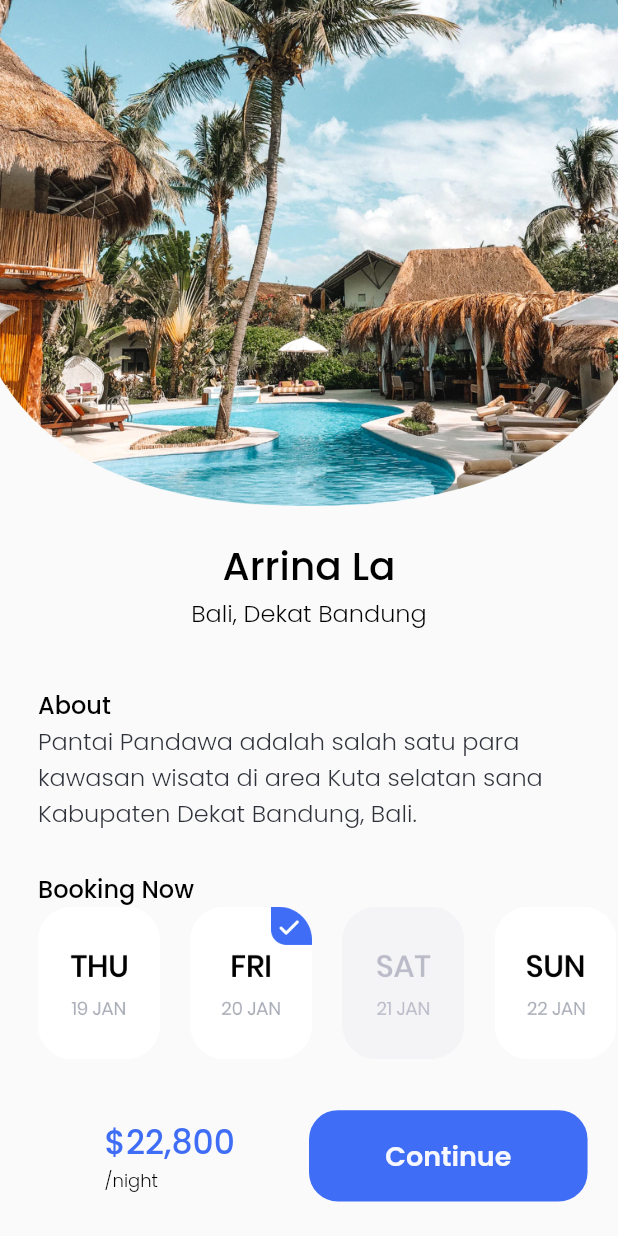
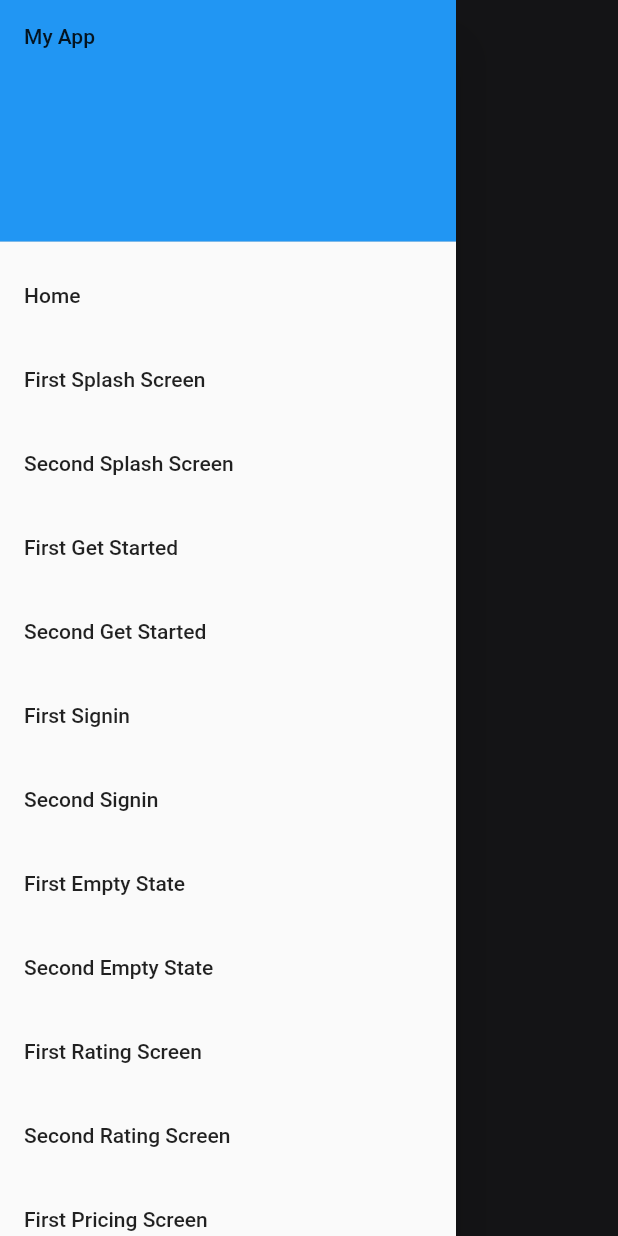
Before and after one commit to agpprastyo/sevendaysbwa, a Flutter app: the screen it shows after launch, with the side drawer open (before the commit the screen has no drawer), on a phone screen of 412 x 824 dp. Run offline on Flutter 3.47's test engine with Material 2 defaults, Android fonts, the phone set to English and light mode, and no system bars; drawn by our look-alikes of auto_size_text; our stand-ins replace flutter_rating_bar, gap, google_fonts.

Commit message:
second empty state

```diff
--- a/lib/main.dart
+++ b/lib/main.dart
@@ -3,6 +3,7 @@ import 'package:sevendaysbwa/screen/empty_state_screen/first_empty_state_screen.
 import 'package:sevendaysbwa/screen/empty_state_screen/second_empty_state_screen.dart';
 import 'package:sevendaysbwa/screen/get_staerted_screen/first_get_started_screen.dart';
 import 'package:sevendaysbwa/screen/get_staerted_screen/second_get_started_screen.dart';
+import 'package:sevendaysbwa/screen/my_home_page.dart';
 import 'package:sevendaysbwa/screen/pricing_screen/first_pricing_screen.dart';
 import 'package:sevendaysbwa/screen/pricing_screen/second_pricing_screen.dart';
 import 'package:sevendaysbwa/screen/random_screen/first_random_screen.dart';
@@ -29,7 +30,27 @@ class MyApp extends StatelessWidget {
       theme: ThemeData(
         primarySwatch: Colors.blue,
       ),
-      home: const SecondRandomScreen(),
+      // Define your initial route
+      initialRoute: '/',
+      // Define your routes
+      routes: {
+        '/': (context) => const MyHomePage(),
+        'splashScreen1': (context) => const FirstSplashScreen(),
+        'splashScreen2': (context) => const SecondSplashScreen(),
+        'getStarted1': (context) => const FirstGetStartedScreen(),
+        'getStarted2': (context) => const SecondGetStartedScreen(),
+        'signIn1': (context) => const FirstSignInScreen(),
+        'signIn2': (context) => const SecondSignInScreen(),
+        'emptyState1': (context) => const FirstEmptyStateScreen(),
+        'emptyState2': (context) => const SecondEmptyStateScreen(),
+        'ratingScreen1': (context) => const FirstRatingScreen(),
+        'ratingScreen2': (context) => const SecondRatingScreen(),
+        'pricingScreen1': (context) => const FirstPricingScreen(),
+        'pricingScreen2': (context) => const SecondPricingScreen(),
+        'randomScreen1': (context) => const FirstRandomScreen(),
+        'randomScreen2': (context) => const SecondRandomScreen(),
+        // Add the remaining screens here
+      },
     );
   }
 }
--- a/lib/screen/empty_state_screen/first_empty_state_screen.dart
+++ b/lib/screen/empty_state_screen/first_empty_state_screen.dart
@@ -2,6 +2,7 @@ import 'package:auto_size_text/auto_size_text.dart';
 import 'package:flutter/material.dart';
 import 'package:gap/gap.dart';
 import 'package:google_fonts/google_fonts.dart';
+import 'package:sevendaysbwa/widgets/drawer_widget.dart';
 
 class FirstEmptyStateScreen extends StatelessWidget {
   const FirstEmptyStateScreen({Key? key}) : super(key: key);
@@ -11,6 +12,7 @@ class FirstEmptyStateScreen extends StatelessWidget {
     double width = MediaQuery.of(context).size.width / 375;
     double height = MediaQuery.of(context).size.height / 812;
     return Scaffold(
+      drawer: const DrawerWidget(),
       body: Column(
         mainAxisAlignment: MainAxisAlignment.center,
         children: [
--- a/lib/screen/get_staerted_screen/first_get_started_screen.dart
+++ b/lib/screen/get_staerted_screen/first_get_started_screen.dart
@@ -2,6 +2,7 @@ import 'package:auto_size_text/auto_size_text.dart';
 import 'package:flutter/material.dart';
 import 'package:gap/gap.dart';
 import 'package:google_fonts/google_fonts.dart';
+import 'package:sevendaysbwa/widgets/drawer_widget.dart';
 
 class FirstGetStartedScreen extends StatelessWidget {
   const FirstGetStartedScreen({Key? key}) : super(key: key);
@@ -12,9 +13,10 @@ class FirstGetStartedScreen extends StatelessWidget {
     double height = MediaQuery.of(context).size.height / 812;
 
     return Scaffold(
+      drawer: const DrawerWidget(),
       body: Stack(
         children: [
-          Container(
+          SizedBox(
             width: double.infinity,
             child: Image.asset(
               "assets/background_started.png",
@@ -44,7 +46,7 @@ class FirstGetStartedScreen extends StatelessWidget {
                     width: height * 80,
                     height: height * 80,
                     decoration: BoxDecoration(
-                        color: Color(0xFF877BFB),
+                        color: const Color(0xFF877BFB),
                         borderRadius: BorderRadius.circular(height * 40)),
                     child: IconButton(
                         onPressed: () {},
--- /dev/null
+++ b/lib/screen/my_home_page.dart
@@ -0,0 +1,17 @@
+import 'package:flutter/material.dart';
+import 'package:sevendaysbwa/screen/splash_screen/first_splash_screen.dart';
+
+import '../widgets/drawer_widget.dart';
+
+class MyHomePage extends StatelessWidget {
+  const MyHomePage({Key? key}) : super(key: key);
+
+  @override
+  Widget build(BuildContext context) {
+    return const Scaffold(
+      drawer: DrawerWidget(),
+      // Add the body of your app here
+      body: FirstSplashScreen(),
+    );
+  }
+}
--- a/lib/screen/pricing_screen/first_pricing_screen.dart
+++ b/lib/screen/pricing_screen/first_pricing_screen.dart
@@ -1,6 +1,8 @@
 import 'package:auto_size_text/auto_size_text.dart';
 import 'package:flutter/material.dart';
 import 'package:google_fonts/google_fonts.dart';
+
+import '../../widgets/drawer_widget.dart';
 
 class FirstPricingScreen extends StatefulWidget {
   const FirstPricingScreen({super.key});
@@ -136,6 +138,7 @@ class FirstPricingScreenState extends State<FirstPricingScreen> {
 
     return Scaffold(
       backgroundColor: const Color(0xffFFFFFF),
+      drawer: const DrawerWidget(),
       body: SingleChildScrollView(
         child: Padding(
           padding: EdgeInsets.only(bottom: height * 50.0),
--- a/lib/screen/random_screen/first_random_screen.dart
+++ b/lib/screen/random_screen/first_random_screen.dart
@@ -4,6 +4,7 @@ import 'package:gap/gap.dart';
 import 'package:google_fonts/google_fonts.dart';
 
 import '../../widgets/cart_list.dart';
+import '../../widgets/drawer_widget.dart';
 
 class FirstRandomScreen extends StatelessWidget {
   const FirstRandomScreen({super.key});
@@ -14,6 +15,7 @@ class FirstRandomScreen extends StatelessWidget {
     double height = MediaQuery.of(context).size.height / 812;
     return Scaffold(
       backgroundColor: const Color(0xffFAFAFA),
+      drawer: const DrawerWidget(),
       body: Padding(
         padding: EdgeInsets.only(
             top: height * 60.0, left: height * 30, right: height * 30),
--- a/lib/screen/random_screen/second_random_screen.dart
+++ b/lib/screen/random_screen/second_random_screen.dart
@@ -1,6 +1,8 @@
 import 'package:auto_size_text/auto_size_text.dart';
 import 'package:flutter/material.dart';
 import 'package:google_fonts/google_fonts.dart';
+
+import '../../widgets/drawer_widget.dart';
 
 class SecondRandomScreen extends StatelessWidget {
   const SecondRandomScreen({super.key});
@@ -10,6 +12,7 @@ class SecondRandomScreen extends StatelessWidget {
     double width = MediaQuery.of(context).size.width / 375;
     double height = MediaQuery.of(context).size.height / 812;
     return Scaffold(
+      drawer: const DrawerWidget(),
       body: Column(
         children: [
           Image.asset(
--- a/lib/screen/rating_screen/first_rating_screen.dart
+++ b/lib/screen/rating_screen/first_rating_screen.dart
@@ -3,6 +3,7 @@ import 'package:flutter/material.dart';
 import 'package:gap/gap.dart';
 import 'package:google_fonts/google_fonts.dart';
 
+import '../../widgets/drawer_widget.dart';
 import '../../widgets/emoji_row.dart';
 
 class FirstRatingScreen extends StatelessWidget {
@@ -14,6 +15,7 @@ class FirstRatingScreen extends StatelessWidget {
     double height = MediaQuery.of(context).size.height / 812;
     return Scaffold(
       backgroundColor: const Color(0xFF181925),
+      drawer: const DrawerWidget(),
       body: Padding(
         padding: EdgeInsets.symmetric(horizontal: width * 38),
         child: Column(
--- a/lib/screen/rating_screen/second_rating_screen.dart
+++ b/lib/screen/rating_screen/second_rating_screen.dart
@@ -4,6 +4,8 @@ import 'package:flutter_rating_bar/flutter_rating_bar.dart';
 import 'package:gap/gap.dart';
 import 'package:google_fonts/google_fonts.dart';
 import 'package:sevendaysbwa/widgets/custom_text_form_field.dart';
+
+import '../../widgets/drawer_widget.dart';
 
 class SecondRatingScreen extends StatelessWidget {
   const SecondRatingScreen({Key? key}) : super(key: key);
@@ -13,6 +15,7 @@ class SecondRatingScreen extends StatelessWidget {
     double width = MediaQuery.of(context).size.width / 375;
     double height = MediaQuery.of(context).size.height / 812;
     return Scaffold(
+      drawer: const DrawerWidget(),
       body: Column(
         children: [
           Center(
--- a/lib/screen/sign_in_screen/first_sign_in_screen.dart
+++ b/lib/screen/sign_in_screen/first_sign_in_screen.dart
@@ -2,6 +2,8 @@ import 'package:auto_size_text/auto_size_text.dart';
 import 'package:flutter/material.dart';
 import 'package:gap/gap.dart';
 import 'package:google_fonts/google_fonts.dart';
+
+import '../../widgets/drawer_widget.dart';
 
 class FirstSignInScreen extends StatefulWidget {
   const FirstSignInScreen({Key? key}) : super(key: key);
@@ -20,6 +22,7 @@ class _FirstSignInScreenState extends State<FirstSignInScreen> {
 
     return Scaffold(
       backgroundColor: const Color(0xFF181A20),
+      drawer: const DrawerWidget(),
       body: Padding(
         padding: EdgeInsets.only(
             left: width * 40, right: width * 40, top: height * 70),
--- a/lib/screen/sign_in_screen/second_sign_in_screen.dart
+++ b/lib/screen/sign_in_screen/second_sign_in_screen.dart
@@ -2,6 +2,8 @@ import 'package:auto_size_text/auto_size_text.dart';
 import 'package:flutter/material.dart';
 import 'package:gap/gap.dart';
 import 'package:google_fonts/google_fonts.dart';
+
+import '../../widgets/drawer_widget.dart';
 
 class SecondSignInScreen extends StatelessWidget {
   const SecondSignInScreen({Key? key}) : super(key: key);
@@ -13,6 +15,7 @@ class SecondSignInScreen extends StatelessWidget {
 
     return Scaffold(
       backgroundColor: const Color(0xFFf8f8f8),
+      drawer: const DrawerWidget(),
       body: SingleChildScrollView(
         child: Padding(
           padding: EdgeInsets.only(left: width * 28, right: width * 28),
--- a/lib/screen/splash_screen/first_splash_screen.dart
+++ b/lib/screen/splash_screen/first_splash_screen.dart
@@ -2,6 +2,8 @@ import 'package:auto_size_text/auto_size_text.dart';
 import 'package:flutter/material.dart';
 import 'package:gap/gap.dart';
 import 'package:google_fonts/google_fonts.dart';
+
+import '../../widgets/drawer_widget.dart';
 
 class FirstSplashScreen extends StatelessWidget {
   const FirstSplashScreen({Key? key}) : super(key: key);
@@ -12,11 +14,12 @@ class FirstSplashScreen extends StatelessWidget {
     double height = MediaQuery.of(context).size.height / 812;
 
     return Scaffold(
-      backgroundColor: const Color(0xFF13131E),
+      backgroundColor: const Color(0xFF2B2B31),
+      drawer: const DrawerWidget(),
       body: Column(
         children: [
           Expanded(child: Container()),
-          Container(
+          SizedBox(
             height: height * 170,
             child: Image.asset("assets/sword_icon.png"),
           ),
--- /dev/null
+++ b/lib/widgets/drawer_widget.dart
@@ -0,0 +1,130 @@
+import 'package:flutter/material.dart';
+
+class DrawerWidget extends StatelessWidget {
+  const DrawerWidget({
+    super.key,
+  });
+
+  @override
+  Widget build(BuildContext context) {
+    return Drawer(
+      child: ListView(
+        padding: EdgeInsets.zero,
+        children: <Widget>[
+          const DrawerHeader(
+            child: Text('My App'),
+            decoration: BoxDecoration(
+              color: Colors.blue,
+            ),
+          ),
+          ListTile(
+            title: const Text('Home'),
+            onTap: () {
+              Navigator.pop(context); // Close the drawer
+              Navigator.pushNamed(context, '/');
+            },
+          ),
+          ListTile(
+            title: const Text('First Splash Screen'),
+            onTap: () {
+              Navigator.pop(context); // Close the drawer
+              Navigator.pushNamed(context, 'splashScreen1');
+            },
+          ),
+          ListTile(
+            title: const Text('Second Splash Screen'),
+            onTap: () {
+              Navigator.pop(context); // Close the drawer
+              Navigator.pushNamed(context, 'splashScreen2');
+            },
+          ),
+          ListTile(
+            title: const Text('First Get Started'),
+            onTap: () {
+              Navigator.pop(context); // Close the drawer
+              Navigator.pushNamed(context, 'getStarted1');
+            },
+          ),
+          ListTile(
+            title: const Text('Second Get Started'),
+            onTap: () {
+              Navigator.pop(context); // Close the drawer
+              Navigator.pushNamed(context, 'getStarted2');
+            },
+          ),
+          ListTile(
+            title: const Text('First Signin'),
+            onTap: () {
+              Navigator.pop(context); // Close the drawer
+              Navigator.pushNamed(context, 'signIn1');
+            },
+          ),
+          ListTile(
+            title: const Text('Second Signin'),
+            onTap: () {
+              Navigator.pop(context); // Close the drawer
+              Navigator.pushNamed(context, 'signIn2');
+            },
+          ),
+          ListTile(
+            title: const Text('First Empty State'),
+            onTap: () {
+              Navigator.pop(context); // Close the drawer
+              Navigator.pushNamed(context, 'emptyState1');
+            },
+          ),
+          ListTile(
+            title: const Text('Second Empty State'),
+            onTap: () {
+              Navigator.pop(context); // Close the drawer
+              Navigator.pushNamed(context, 'emptyState2');
+            },
+          ),
+          ListTile(
+            title: const Text('First Rating Screen'),
+            onTap: () {
+              Navigator.pop(context); // Close the drawer
+              Navigator.pushNamed(context, 'ratingScreen1');
+            },
+          ),
+          ListTile(
+            title: const Text('Second Rating Screen'),
+            onTap: () {
+              Navigator.pop(context); // Close the drawer
+              Navigator.pushNamed(context, 'ratingScreen2');
+            },
+          ),
+          ListTile(
+            title: const Text('First Pricing Screen'),
+            onTap: () {
+              Navigator.pop(context); // Close the drawer
+              Navigator.pushNamed(context, 'pricingScreen1');
+            },
+          ),
+          ListTile(
+            title: const Text('Second Pricing Screen'),
+            onTap: () {
+              Navigator.pop(context); // Close the drawer
+              Navigator.pushNamed(context, 'pricingScreen2');
+            },
+          ),
+          ListTile(
+            title: const Text('First Random Screen'),
+            onTap: () {
+              Navigator.pop(context); // Close the drawer
+              Navigator.pushNamed(context, 'randomScreen1');
+            },
+          ),
+          ListTile(
+            title: const Text('Second Random Screen'),
+            onTap: () {
+              Navigator.pop(context); // Close the drawer
+              Navigator.pushNamed(context, 'randomScreen2');
+            },
+          ),
+          // Add the remaining screens here
+        ],
+      ),
+    );
+  }
+}
```
Also changed, not shown: lib/screen/empty_state_screen/second_empty_state_screen.dart (+6 -3 lines), lib/screen/get_staerted_screen/second_get_started_screen.dart (+4 -3 lines), lib/screen/pricing_screen/second_pricing_screen.dart (+9 -7 lines), lib/screen/splash_screen/second_splash_screen.dart (+7 -6 lines).
